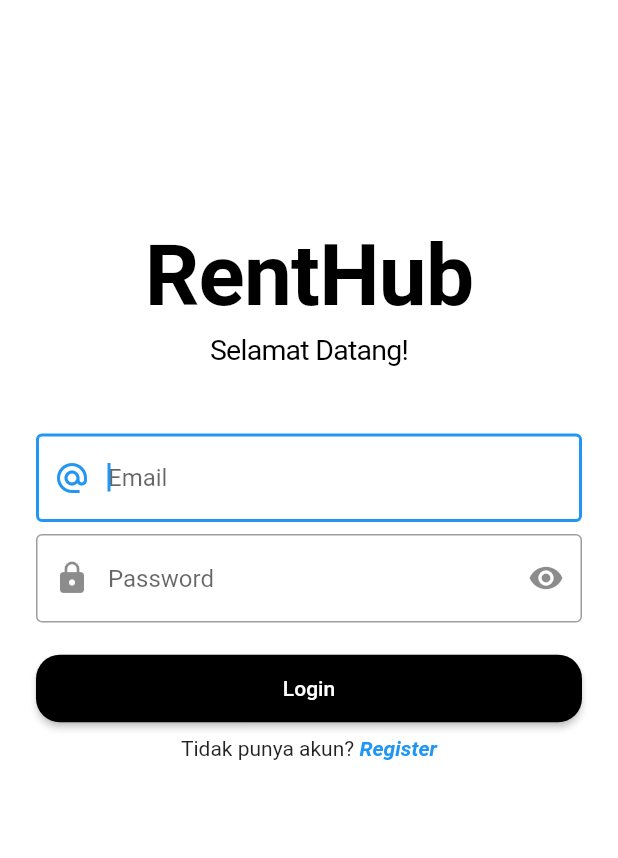
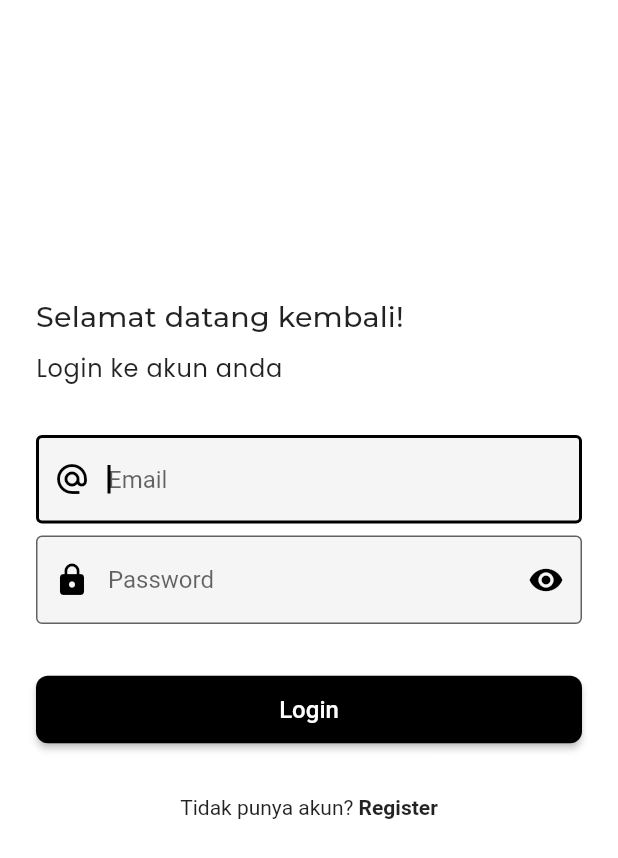
Before and after one commit to JodiKurniawan99/renthub_app, a Flutter app: the screen it shows after launch, on a phone screen of 412 x 824 dp. Shown: the top 858 px of the screen. Run offline on Flutter 3.47's test engine with Material 2 defaults, Android fonts, the phone set to English and light mode, and no system bars; our stand-ins replace cloud_firestore, fancy_bottom_navigation, firebase_auth, firebase_core, firebase_storage, google_fonts and 1 more; accounts and stored records are empty.

Commit message:
fix design and bug

```diff
--- a/lib/main.dart
+++ b/lib/main.dart
@@ -44,6 +44,7 @@ class MyApp extends StatelessWidget {
         scaffoldBackgroundColor: Colors.white,
         textTheme: myTextTheme,
         appBarTheme: AppBarTheme(backgroundColor: Colors.black),
+
       ),
       initialRoute:
 
--- a/lib/screens/home_profile_screen.dart
+++ b/lib/screens/home_profile_screen.dart
@@ -81,7 +81,7 @@ class HomeProfileScreen extends StatelessWidget {
                 onTap: () {
 
                      FirebaseAuth.instance.signOut();
-                     Navigator.pushNamed(context, LoginScreen.routeId);
+                     Navigator.pushReplacementNamed(context, LoginScreen.routeId);
 
                 },
                 child: Center(
--- a/lib/screens/list_clothes_screen.dart
+++ b/lib/screens/list_clothes_screen.dart
@@ -17,14 +17,14 @@ class _ListClothesScreen extends State<ListClothesScreen> {
       appBar: AppBar(
         backgroundColor: Colors.transparent,
         elevation: 0.0,
-        toolbarHeight: 70,
+        toolbarHeight: 60,
         title: Text("RentHub"),
         centerTitle: true,
         flexibleSpace: Container(
           decoration: BoxDecoration(
               borderRadius: BorderRadius.only(
-                  bottomLeft: Radius.circular(20),
-                  bottomRight: Radius.circular(20)),
+                  bottomLeft: Radius.circular(22),
+                  bottomRight: Radius.circular(22)),
               color: Theme.of(context).primaryColor),
         ),
       ),
--- a/lib/screens/list_rent_cust_screen.dart
+++ b/lib/screens/list_rent_cust_screen.dart
@@ -33,14 +33,14 @@ class _ListRentCustScreen extends State<ListRentCustScreen> {
         appBar: AppBar(
           backgroundColor: Colors.transparent,
           elevation: 0.0,
-          toolbarHeight: 70,
+          toolbarHeight: 60,
           title: Text("Sewa"),
           centerTitle: true,
           flexibleSpace: Container(
             decoration: BoxDecoration(
                 borderRadius: BorderRadius.only(
-                    bottomLeft: Radius.circular(20),
-                    bottomRight: Radius.circular(20)),
+                    bottomLeft: Radius.circular(22),
+                    bottomRight: Radius.circular(22)),
                 color: Theme.of(context).primaryColor),
           ),
         ),
--- a/lib/screens/list_rent_screen.dart
+++ b/lib/screens/list_rent_screen.dart
@@ -45,7 +45,8 @@ class ListRentScreen extends StatelessWidget{
                                         ClipRRect(
                                           borderRadius:
                                               BorderRadius.circular(8.0),
-                                          child: Image.network(
+                                          child:
+                                           Image.network(
                                             document['urlPhotos'],
                                             width: 80,
                                             height: 80,
--- a/lib/screens/login_screen.dart
+++ b/lib/screens/login_screen.dart
@@ -1,6 +1,7 @@
 import 'package:cloud_firestore/cloud_firestore.dart';
 import 'package:flutter/cupertino.dart';
 import 'package:flutter/material.dart';
+import 'package:google_fonts/google_fonts.dart';
 import 'package:renthub_app/screens/home_cust_screen.dart';
 import 'package:renthub_app/screens/home_rent_screen.dart';
 import 'package:renthub_app/screens/register_screen.dart';
@@ -36,32 +37,38 @@ class _LoginScreenState extends State<LoginScreen> {
                     _isLoading
                         ? Center(child: CircularProgressIndicator())
                         : Container(),
-                    SizedBox(height: 150.0),
-                    Text('RentHub',
-                        textAlign: TextAlign.center,
-                        style: TextStyle(
-                            color: Theme.of(context).primaryColor,
-                            fontSize: 57,
-                            fontWeight: FontWeight.bold,
-                            letterSpacing: -0.5)),
-                    SizedBox(height: 5.0),
-                    Text('Selamat Datang!',
-                        textAlign: TextAlign.center,
-                        style: TextStyle(
-                            color: Theme.of(context).primaryColor,
-                            fontSize: 19,
-                            letterSpacing: -0.5)),
-                    SizedBox(height: 45.0),
+                    SizedBox(height: 200.0),
+                    Text('Selamat datang kembali!',
+                        textAlign: TextAlign.left,
+                        style: Theme.of(context).textTheme.headline6,
+
+                    ),
+                    SizedBox(height: 10.0),
+                    Text('Login ke akun anda',
+                        textAlign: TextAlign.left,
+                        style: Theme.of(context).textTheme.bodyText1
+                    ),
+                    SizedBox(height: 33.0),
                     TextField(
                       controller: _email,
                       autofocus: true,
                       textInputAction: TextInputAction.next,
                       keyboardType: TextInputType.emailAddress,
+                      cursorColor: Colors.black,
                       decoration: InputDecoration(
+                        focusedBorder: OutlineInputBorder(
+                          borderRadius: BorderRadius.all(Radius.circular(4)),
+                          borderSide: BorderSide(width: 2, color: Colors.black),
+                        ),
+                        focusColor: Color(0xFFf2f2f2),
                         border: OutlineInputBorder(),
-                        prefixIcon: Icon(Icons.alternate_email),
+                        prefixIcon: Icon(Icons.alternate_email, color: Colors.black),
                         hintText: 'Email',
+                        filled: true,
+
+
                       ),
+
                     ),
                     SizedBox(height: 8.0),
                     TextField(
@@ -69,12 +76,18 @@ class _LoginScreenState extends State<LoginScreen> {
                       obscureText: _hiddenText,
                       textInputAction: TextInputAction.done,
                       decoration: InputDecoration(
+                        focusedBorder: OutlineInputBorder(
+                          borderRadius: BorderRadius.all(Radius.circular(4)),
+                          borderSide: BorderSide(width: 2, color: Colors.black),
+                        ),
+                        focusColor: Color(0xFFf2f2f2),
+                        filled: true,
                         border: OutlineInputBorder(),
-                        prefixIcon: Icon(Icons.lock),
+                        prefixIcon: Icon(Icons.lock, color: Colors.black),
                         suffixIcon: IconButton(
                           icon: Icon(_hiddenText
                               ? Icons.visibility
-                              : Icons.visibility_off),
+                              : Icons.visibility_off, color: Colors.black,),
                           onPressed: () {
                             setState(() {
                               _hiddenText = !_hiddenText;
@@ -84,14 +97,20 @@ class _LoginScreenState extends State<LoginScreen> {
                         hintText: 'Password',
                       ),
                     ),
-                    SizedBox(height: 20.0),
+                    SizedBox(height: 33.0),
                     MaterialButton(
-                      child: Text('Login'),
+                      child: Text(
+                        'Login',
+                        style: TextStyle(
+                          fontSize: 16,
+
+                        ),
+                        ),
                       color: Theme.of(context).primaryColor,
                       textTheme: ButtonTextTheme.primary,
                       height: 45,
                       shape: RoundedRectangleBorder(
-                        borderRadius: BorderRadius.circular(16),
+                        borderRadius: BorderRadius.circular(8),
                       ),
                       onPressed: () async {
                         setState(() {
@@ -155,7 +174,7 @@ class _LoginScreenState extends State<LoginScreen> {
                         }
                       },
                     ),
-                    SizedBox(height: 8.0),
+                    SizedBox(height: 33.0),
                     Row(
                       mainAxisAlignment: MainAxisAlignment.center,
                       children: <Widget>[
@@ -171,8 +190,8 @@ class _LoginScreenState extends State<LoginScreen> {
                               'Register',
                               style: TextStyle(
                                   fontWeight: FontWeight.bold,
-                                  fontStyle: FontStyle.italic,
-                                  color: Colors.blue),
+
+                                  ),
                             ))
                       ],
                     ),
```
Also changed, not shown: lib/screens/profile_cust_screen.dart (+48 -50 lines), lib/screens/register_screen.dart (+134 -107 lines).
